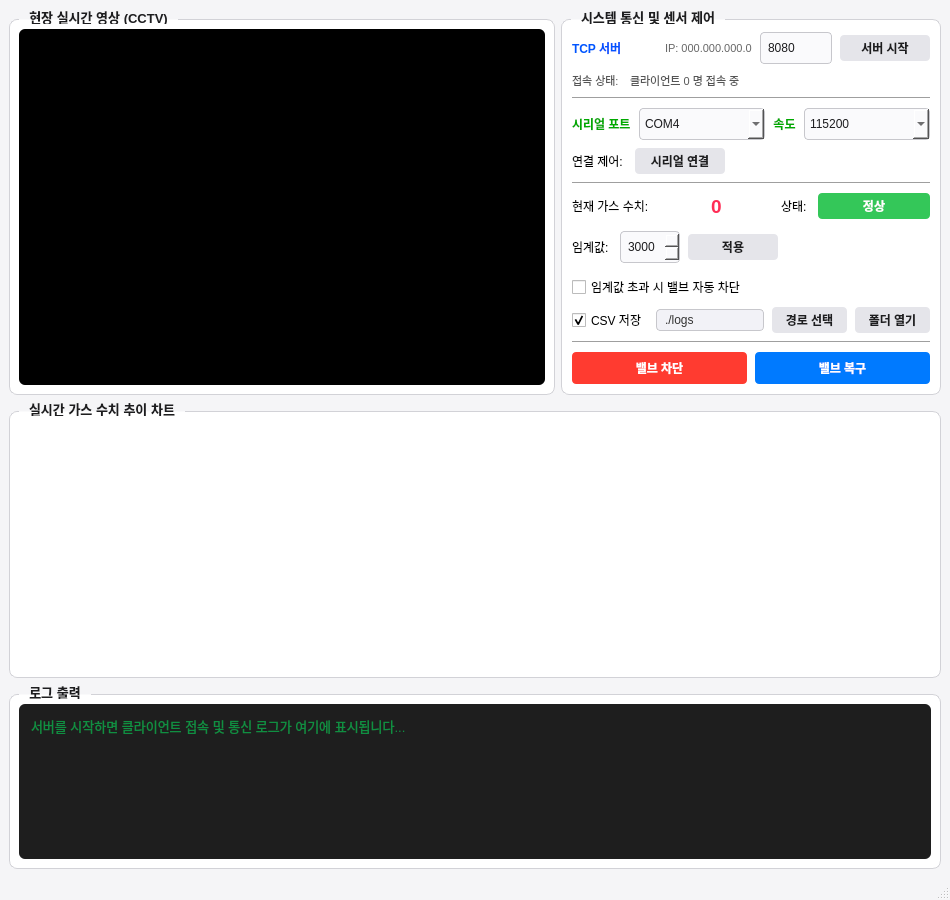
Old version of the form qt-server/mainwindow.ui in the repository 96hckim/smart-monitoring-system.
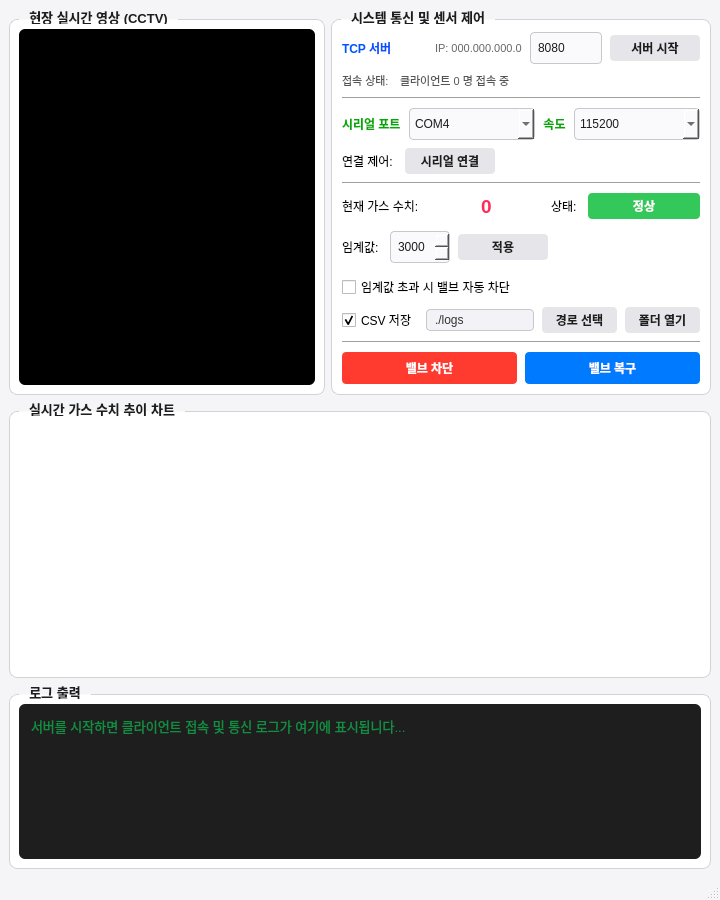
New version of the form. Custom widgets are drawn as their Qt base class.

Commit message: feat(qt): QSettings 기반 설정 관리자(SettingsManager) 구현 및 UI 레이아웃 최적화

Diff of the .ui file:
```diff
--- a/qt-server/mainwindow.ui
+++ b/qt-server/mainwindow.ui
@@ -6,13 +6,13 @@
    <rect>
     <x>0</x>
     <y>0</y>
-    <width>950</width>
+    <width>720</width>
     <height>900</height>
    </rect>
   </property>
   <property name="minimumSize">
    <size>
-    <width>850</width>
+    <width>680</width>
     <height>800</height>
    </size>
   </property>
```
Left out of the diff: 4 changed lines with no effect on the pictures. The commit also changes 5 other files.
